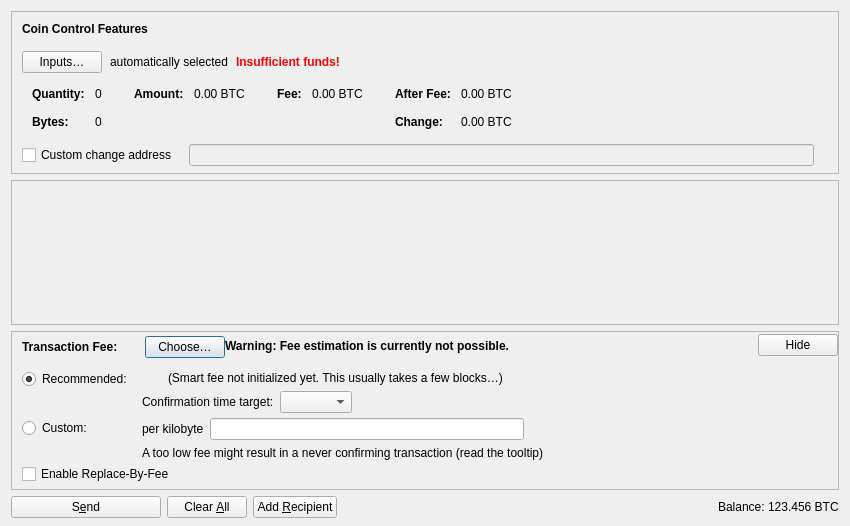
Before: the Qt Designer form src/qt/forms/sendcoinsdialog.ui in jdawg24/umami-dragonfruit, drawn with Qt 5.
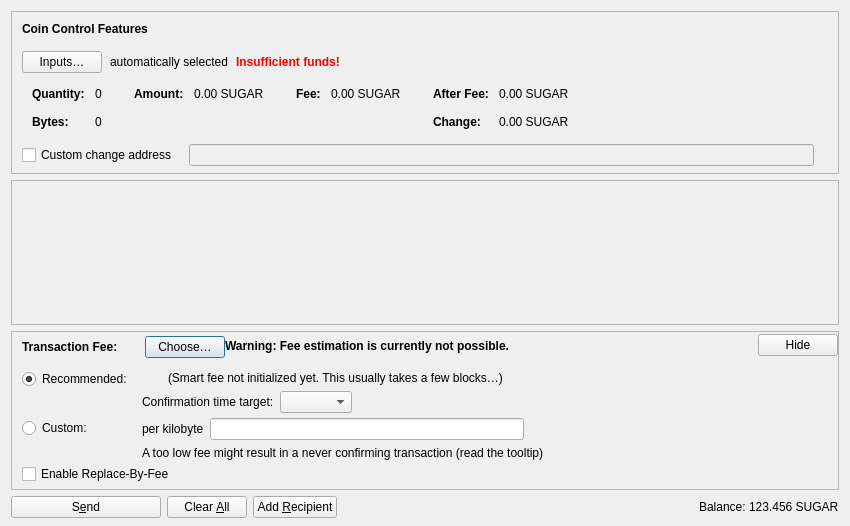
After: the same form once the commit is applied. Icons and pictures are not drawn. Custom widgets are drawn as their Qt base class.

Commit message: src/qt/android-forms rename fix

```diff
--- a/src/qt/forms/sendcoinsdialog.ui
+++ b/src/qt/forms/sendcoinsdialog.ui
@@ -327,7 +327,7 @@
                   <enum>Qt::ActionsContextMenu</enum>
                  </property>
                  <property name="text">
-                  <string notr="true">0.00 BTC</string>
+                  <string notr="true">0.00 SUGAR</string>
                  </property>
                  <property name="textInteractionFlags">
                   <set>Qt::LinksAccessibleByMouse|Qt::TextSelectableByKeyboard|Qt::TextSelectableByMouse</set>
@@ -378,7 +378,7 @@
                   <enum>Qt::ActionsContextMenu</enum>
                  </property>
                  <property name="text">
-                  <string notr="true">0.00 BTC</string>
+                  <string notr="true">0.00 SUGAR</string>
                  </property>
                  <property name="textInteractionFlags">
                   <set>Qt::LinksAccessibleByMouse|Qt::TextSelectableByKeyboard|Qt::TextSelectableByMouse</set>
@@ -432,7 +432,7 @@
                   <enum>Qt::ActionsContextMenu</enum>
                  </property>
                  <property name="text">
-                  <string notr="true">0.00 BTC</string>
+                  <string notr="true">0.00 SUGAR</string>
                  </property>
                  <property name="textInteractionFlags">
                   <set>Qt::LinksAccessibleByMouse|Qt::TextSelectableByKeyboard|Qt::TextSelectableByMouse</set>
@@ -461,7 +461,7 @@
                   <enum>Qt::ActionsContextMenu</enum>
                  </property>
                  <property name="text">
-                  <string notr="true">0.00 BTC</string>
+                  <string notr="true">0.00 SUGAR</string>
                  </property>
                  <property name="textInteractionFlags">
                   <set>Qt::LinksAccessibleByMouse|Qt::TextSelectableByKeyboard|Qt::TextSelectableByMouse</set>
@@ -1191,7 +1191,7 @@
           <cursorShape>IBeamCursor</cursorShape>
          </property>
          <property name="text">
-          <string notr="true">123.456 BTC</string>
+          <string notr="true">123.456 SUGAR</string>
          </property>
          <property name="textInteractionFlags">
           <set>Qt::LinksAccessibleByMouse|Qt::TextSelectableByKeyboard|Qt::TextSelectableByMouse</set>
```
Left out of the diff: 16 changed lines with no effect on the pictures. The commit also changes 3 other files.
